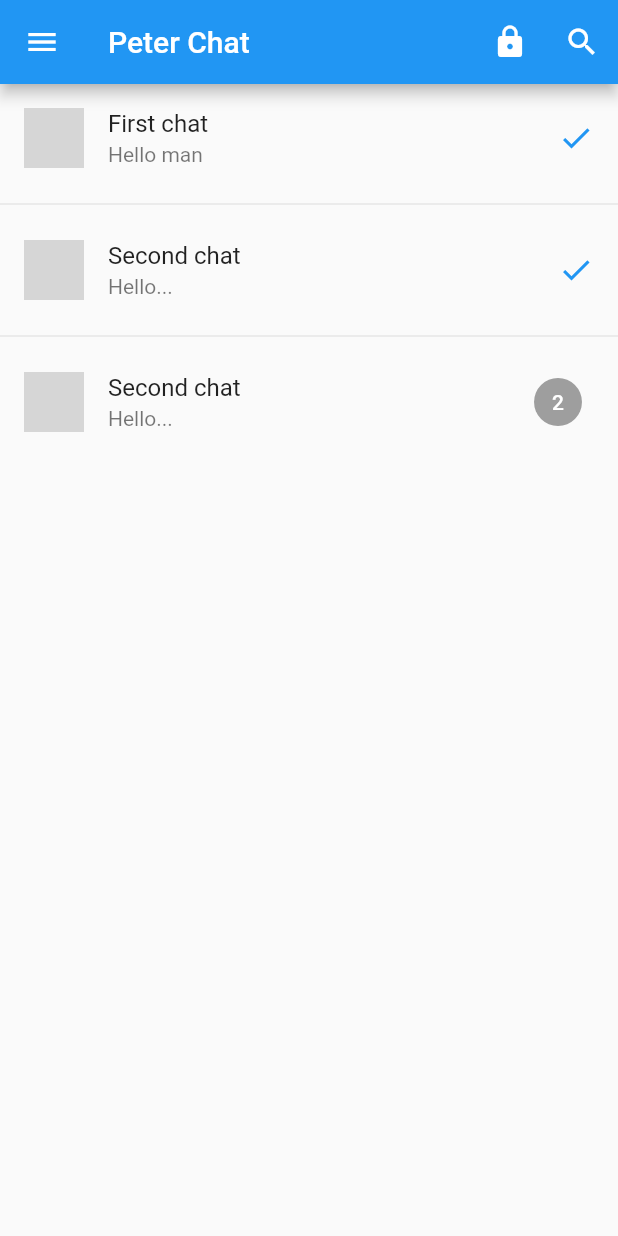
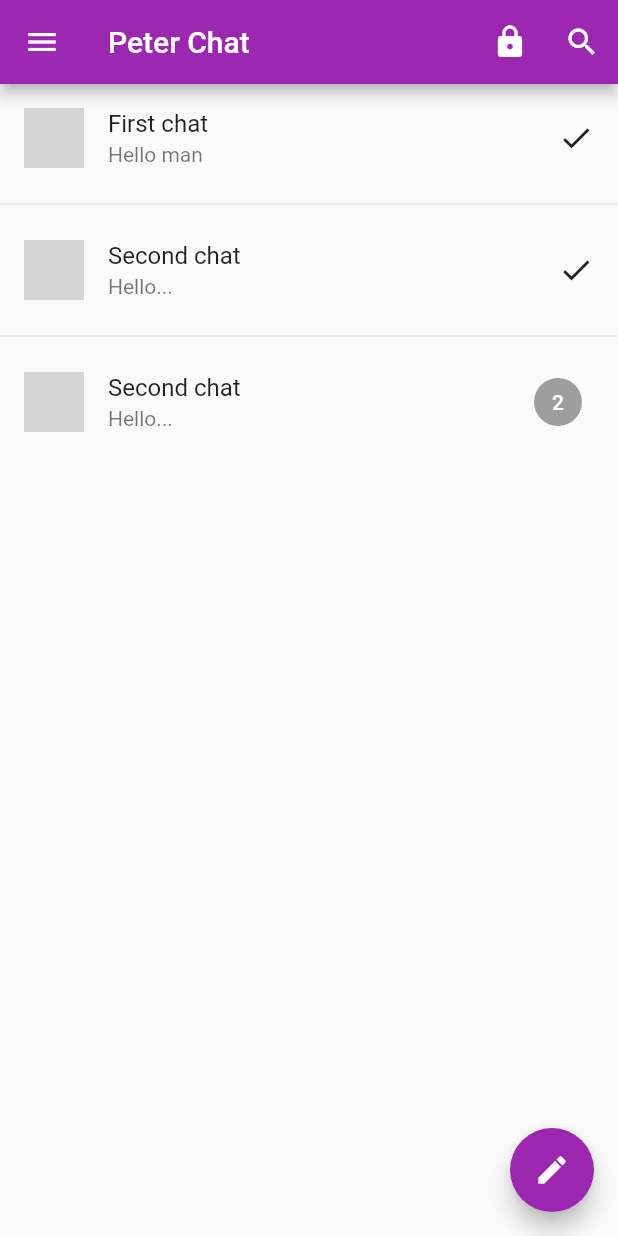
Before and after one commit to anhpeter/ChatApp-Flutter-lg, a Flutter app: the screen it shows after launch, on a phone screen of 412 x 824 dp. Run offline on Flutter 3.47's test engine with Material 2 defaults, Android fonts, the phone set to English and light mode, and no system bars; our stand-ins replace get; network calls fail; grey boxes are pictures that could not be loaded.

Commit message:
add change theme feature

```diff
--- /dev/null
+++ b/lib/constants/config.dart
@@ -0,0 +1 @@
+const APP_NAME = "Peter Chat";
--- /dev/null
+++ b/lib/controllers/app_controller.dart
@@ -0,0 +1,11 @@
+import 'package:flutter/material.dart';
+import 'package:get/get.dart';
+
+class AppController extends GetxController{
+  var themeMode = ThemeMode.system.obs;
+
+  toggleTheme(){
+    if (themeMode.value == ThemeMode.light) themeMode.value = ThemeMode.dark;
+    else themeMode.value = ThemeMode.light;
+  }
+}
--- a/lib/main.dart
+++ b/lib/main.dart
@@ -1,28 +1,43 @@
+import 'package:chat_app/constants/config.dart';
 import 'package:chat_app/screens/chat/chat_screen.dart';
+import 'package:chat_app/screens/global_search/global_search_screen.dart';
 import 'package:chat_app/screens/home/home_screen.dart';
+import 'package:chat_app/screens/new_message/new_message.screen.dart';
 import 'package:chat_app/screens/setting/setting_screen.dart';
 import 'package:flutter/material.dart';
 import 'package:get/get.dart';
+
+import 'controllers/app_controller.dart';
 
 void main() {
   runApp(MyApp());
 }
 
 class MyApp extends StatelessWidget {
+  AppController appController = Get.put(AppController());
   // This widget is the root of your application.
   @override
   Widget build(BuildContext context) {
-    return GetMaterialApp(
-      title: 'Peter Chat',
+    return Obx(() => GetMaterialApp(
+          title: APP_NAME,
+          themeMode: appController.themeMode.value,
           theme: ThemeData(
-        primarySwatch: Colors.blue,
+            primarySwatch: Colors.purple,
           ),
+          darkTheme: ThemeData.dark(),
           initialRoute: HomeScreen.routeNamed,
           getPages: [
             GetPage(name: HomeScreen.routeNamed, page: () => HomeScreen()),
-        GetPage(name: SettingScreen.routeNamed, page: () => SettingScreen()),
+            GetPage(
+                name: SettingScreen.routeNamed, page: () => SettingScreen()),
             GetPage(name: ChatScreen.routeNamed, page: () => ChatScreen()),
+            GetPage(
+                name: GlobalSearchScreen.routeNamed,
+                page: () => GlobalSearchScreen()),
+            GetPage(
+                name: NewMessageScreen.routeNamed,
+                page: () => NewMessageScreen()),
           ],
-    );
+        ));
   }
 }
--- a/lib/screens/home/home_screen.dart
+++ b/lib/screens/home/home_screen.dart
@@ -1,7 +1,12 @@
 import 'package:chat_app/common/Helper.dart';
+import 'package:chat_app/constants/config.dart';
+import 'package:chat_app/constants/my_icon.dart';
+import 'package:chat_app/screens/global_search/global_search_screen.dart';
+import 'package:chat_app/screens/new_message/new_message.screen.dart';
 import 'package:chat_app/widgets/chat_list_widget.dart';
 import 'package:chat_app/widgets/main_drawer_widget.dart';
 import 'package:flutter/material.dart';
+import 'package:get/get.dart';
 
 class HomeScreen extends StatelessWidget {
   static const String routeNamed = "/home";
@@ -12,21 +17,33 @@ class HomeScreen extends StatelessWidget {
     return Scaffold(
       drawer: MainDrawerWidget(),
       appBar: AppBar(
-        title: Text("Peter Chat"),
+        title: Text(APP_NAME),
         actions: [
           IconButton(
               onPressed: () {
                 Helper.showSnackbar(context, "Clock...");
               },
-              icon: Icon(Icons.lock)),
+              icon: Icon(CLOCK_ICON)),
           IconButton(
               onPressed: () {
-                Helper.showSnackbar(context, "Clock...");
+                Get.toNamed(GlobalSearchScreen.routeNamed);
               },
-              icon: Icon(Icons.search)),
+              icon: Icon(SEARCH_ICON)),
         ],
       ),
-      body: ChatListWidget(),
+      floatingActionButton: FloatingActionButton(
+        onPressed: () {
+          Get.toNamed(NewMessageScreen.routeNamed);
+        },
+        child: Icon(EDIT_ICON),
+      ),
+      body: Container(
+        child: Column(
+          children: [
+            Expanded(child: ChatListWidget()),
+          ],
+        ),
+      ),
     );
   }
 }
--- a/lib/widgets/chat_exerpt_widget.dart
+++ b/lib/widgets/chat_exerpt_widget.dart
@@ -20,13 +20,15 @@ class chatExcerptWidget extends StatelessWidget {
                   style: TextStyle(color: Colors.white)),
               backgroundColor: Colors.grey,
             )
-          : Icon(Icons.check, color: Theme.of(context).primaryColor),
-      subtitle: Text(item.lastMessage),
+          : Icon(Icons.check, color: Theme.of(context).textTheme.subtitle1!.color),
+      subtitle: Text(
+        item.lastMessage,
+      ),
       leading: CircleAvatar(
         backgroundImage: NetworkImage(friend.avatarUrl),
       ),
       onTap: () {
-        Get.toNamed(ChatScreen.routeNamed,arguments: [friend.id]);
+        Get.toNamed(ChatScreen.routeNamed, arguments: [friend.id]);
       },
     );
   }
```
Also changed, not shown: lib/constants/my_icon.dart (added, +20 -0 lines), lib/models/message.dart (+6 -6 lines), lib/screens/chat/chat_screen.dart (+6 -3 lines), lib/screens/chat/widgets/chat_bar_widget.dart (+19 -12 lines), lib/screens/chat/widgets/chat_popup_menu_widget.dart (+6 -5 lines), lib/screens/chat/widgets/message_list_widget.dart (added, +39 -0 lines), lib/screens/chat/widgets/message_widget.dart (added, +28 -0 lines), lib/screens/chat/widgets/message_wrapper_widget.dart (added, +25 -0 lines), lib/screens/global_search/global_search_screen.dart (added, +30 -0 lines), lib/screens/new_message/new_message.screen.dart (added, +72 -0 lines), lib/screens/setting/widgets/setting_popup_menu_widget.dart (+4 -3 lines), lib/widgets/block_title_widget.dart (added, +16 -0 lines), lib/widgets/main_drawer_widget.dart (+11 -8 lines), lib/widgets/search_bar_widget.dart (added, +47 -0 lines), 1 more files. Lines whose indentation alone changed are shown as unchanged.
